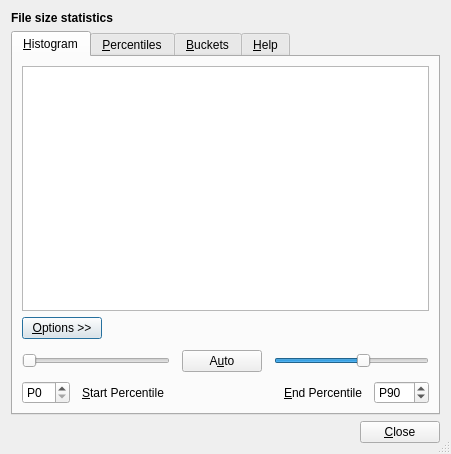
The window that src/file-size-stats-window.ui (Lithopsian/qdirstat) describes before a commit, drawn with Qt 5.
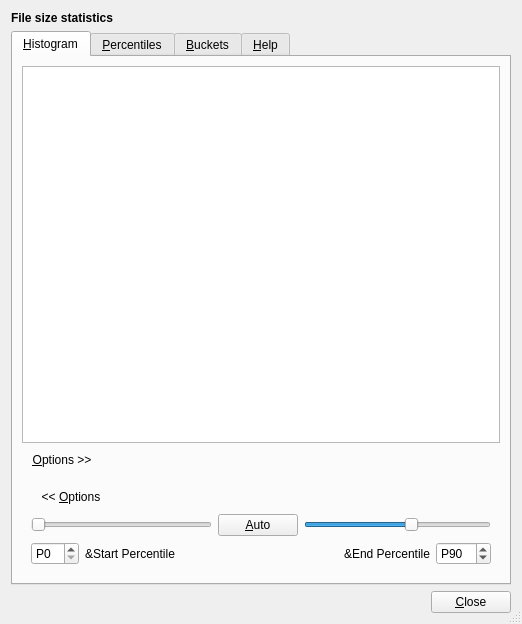
The same window after the commit. Custom widgets are drawn as their Qt base class.

```diff
--- a/src/file-size-stats-window.ui
+++ b/src/file-size-stats-window.ui
@@ -2,6 +2,14 @@
 <ui version="4.0">
  <class>FileSizeStatsWindow</class>
  <widget class="QDialog" name="FileSizeStatsWindow">
+  <property name="geometry">
+   <rect>
+    <x>0</x>
+    <y>0</y>
+    <width>522</width>
+    <height>624</height>
+   </rect>
+  </property>
   <property name="windowTitle">
    <string>File Size Statistics</string>
   </property>
@@ -42,46 +50,53 @@
          </property>
         </widget>
        </item>
-       <item>
-        <layout class="QHBoxLayout" name="optionsButtonLayout">
-         <item alignment="Qt::AlignLeft">
-          <widget class="QPushButton" name="optionsButton">
-           <property name="text">
-            <string>&amp;Options &gt;&gt;</string>
-           </property>
-           <property name="default">
-            <bool>true</bool>
-           </property>
-          </widget>
-         </item>
-        </layout>
+       <item alignment="Qt::AlignLeft">
+        <widget class="QPushButton" name="openOptionsButton">
+         <property name="text">
+          <string>&amp;Options &gt;&gt;</string>
+         </property>
+         <property name="flat">
+          <bool>true</bool>
+         </property>
+        </widget>
        </item>
        <item>
         <widget class="QWidget" name="optionsPanel" native="true">
          <layout class="QVBoxLayout" name="verticalLayout_2">
-          <property name="spacing">
-           <number>7</number>
-          </property>
-          <property name="leftMargin">
-           <number>0</number>
-          </property>
-          <property name="topMargin">
-           <number>5</number>
-          </property>
-          <property name="rightMargin">
-           <number>0</number>
-          </property>
-          <property name="bottomMargin">
-           <number>0</number>
-          </property>
           <item>
-           <layout class="QGridLayout" name="percentilesGridLayout">
-            <property name="horizontalSpacing">
-             <number>12</number>
+           <widget class="QPushButton" name="closeOptionsButton">
+            <property name="sizePolicy">
+             <sizepolicy hsizetype="Fixed" vsizetype="Fixed">
+              <horstretch>0</horstretch>
+              <verstretch>0</verstretch>
+             </sizepolicy>
             </property>
-            <property name="verticalSpacing">
-             <number>9</number>
+            <property name="text">
+             <string>&lt;&lt; &amp;Options</string>
             </property>
+            <property name="flat">
+             <bool>true</bool>
+            </property>
+           </widget>
+          </item>
+          <item>
+           <layout class="QGridLayout" name="gridLayout">
+            <item row="0" column="2">
+             <widget class="QPushButton" name="autoButton">
+              <property name="sizePolicy">
+               <sizepolicy hsizetype="Maximum" vsizetype="Fixed">
+                <horstretch>0</horstretch>
+                <verstretch>0</verstretch>
+               </sizepolicy>
+              </property>
+              <property name="text">
+               <string>&amp;Auto</string>
+              </property>
+              <property name="autoDefault">
+               <bool>false</bool>
+              </property>
+             </widget>
+            </item>
             <item row="1" column="0">
              <widget class="QSpinBox" name="startPercentileSpinBox">
               <property name="sizePolicy">
@@ -98,29 +113,10 @@
               </property>
              </widget>
             </item>
-            <item row="0" column="0" colspan="2">
-             <widget class="QSlider" name="startPercentileSlider">
-              <property name="maximum">
-               <number>24</number>
-              </property>
-              <property name="orientation">
-               <enum>Qt::Horizontal</enum>
-              </property>
-             </widget>
-            </item>
-            <item row="0" column="3" colspan="2">
-             <widget class="QSlider" name="endPercentileSlider">
-              <property name="minimum">
-               <number>76</number>
-              </property>
-              <property name="maximum">
-               <number>100</number>
-              </property>
-              <property name="value">
-               <number>90</number>
-              </property>
-              <property name="orientation">
-               <enum>Qt::Horizontal</enum>
+            <item row="1" column="1">
+             <widget class="QLabel" name="startPercentileLabel">
+              <property name="text">
+               <string>&amp;Start Percentile</string>
               </property>
              </widget>
             </item>
@@ -132,22 +128,6 @@
               <property name="alignment">
                <set>Qt::AlignRight|Qt::AlignTrailing|Qt::AlignVCenter</set>
               </property>
-              <property name="buddy">
-               <cstring>endPercentileSpinBox</cstring>
-              </property>
-             </widget>
-            </item>
-            <item row="0" column="2">
-             <widget class="QPushButton" name="autoButton">
-              <property name="sizePolicy">
-               <sizepolicy hsizetype="Maximum" vsizetype="Fixed">
-                <horstretch>0</horstretch>
-                <verstretch>0</verstretch>
-               </sizepolicy>
-              </property>
-              <property name="text">
-               <string>A&amp;uto</string>
-              </property>
              </widget>
             </item>
             <item row="1" column="4">
@@ -172,13 +152,29 @@
               </property>
              </widget>
             </item>
-            <item row="1" column="1">
-             <widget class="QLabel" name="startPercentileLabel">
-              <property name="text">
-               <string>&amp;Start Percentile</string>
+            <item row="0" column="0" colspan="2">
+             <widget class="QSlider" name="startPercentileSlider">
+              <property name="maximum">
+               <number>24</number>
               </property>
-              <property name="buddy">
-               <cstring>startPercentileSpinBox</cstring>
+              <property name="orientation">
+               <enum>Qt::Horizontal</enum>
+              </property>
+             </widget>
+            </item>
+            <item row="0" column="3" colspan="2">
+             <widget class="QSlider" name="endPercentileSlider">
+              <property name="minimum">
+               <number>76</number>
+              </property>
+              <property name="maximum">
+               <number>100</number>
+              </property>
+              <property name="value">
+               <number>90</number>
+              </property>
+              <property name="orientation">
+               <enum>Qt::Horizontal</enum>
               </property>
              </widget>
             </item>
```
Left out of the diff: 80 changed lines with no effect on the pictures.
